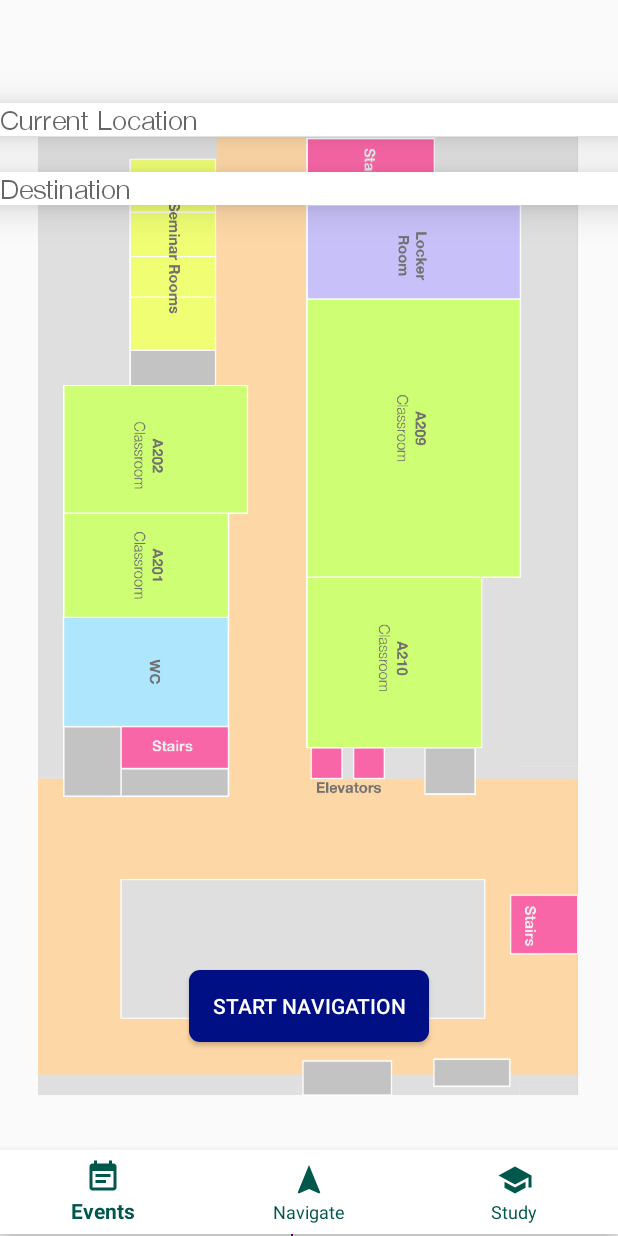
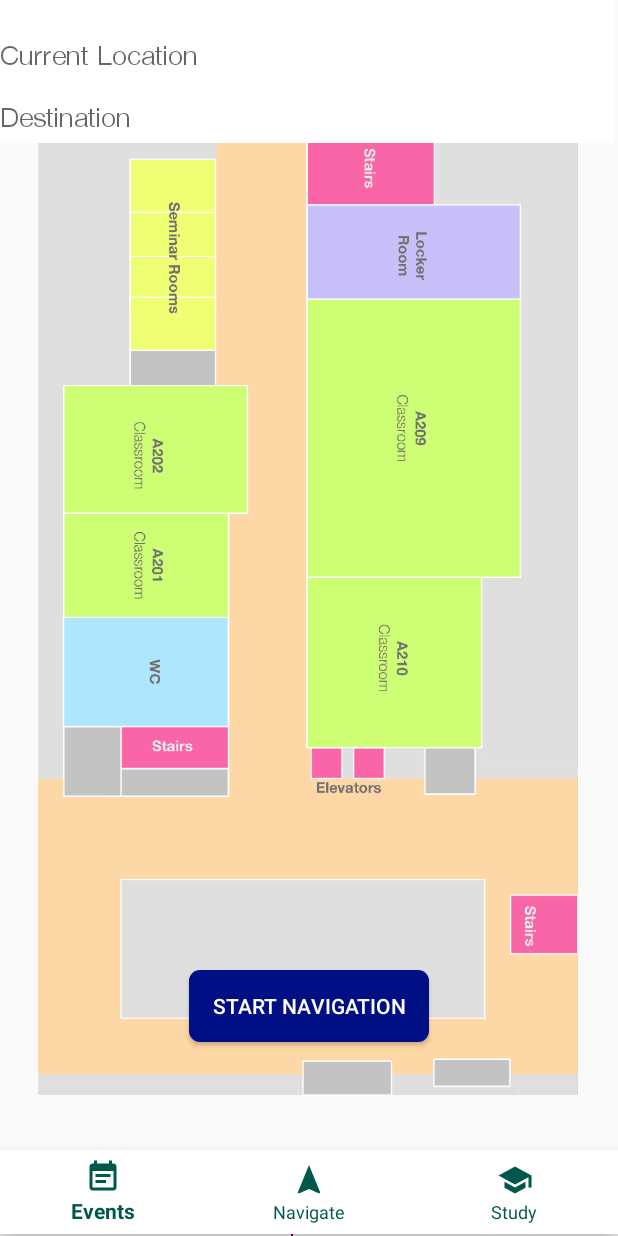
Before and after one commit to ojan2021/mapversity, an Android app: the NavScreen screen opened directly, with no data from a screen before it, on a phone screen of 412 x 824 dp. Run offline under Robolectric (Android 15) with nearby library versions, the light colour scheme and no system bars; libraries missing offline, so code that uses them is left out: com.github.chrisbanes.photoview; plain views replace PhotoView; 2 statements that could not run were skipped.

Commit message:
UI bug in the Navigation Screen fixed

```diff
--- a/app/src/main/java/com/example/mapversitydemo/NavScreen.java
+++ b/app/src/main/java/com/example/mapversitydemo/NavScreen.java
@@ -60,6 +60,8 @@ public class NavScreen extends Fragment {
         final ImageView path2 = view.findViewById(R.id.path2);
         path2.setVisibility(View.INVISIBLE);
 
+        final View pathChooser = view.findViewById(R.id.pathChooser);
+        pathChooser.setVisibility(View.VISIBLE);
 
         final Button startNavButton = view.findViewById(R.id.startNavigationButton);
         startNavButton.setOnClickListener(new View.OnClickListener()
@@ -74,8 +76,8 @@ public class NavScreen extends Fragment {
                 path1.setVisibility(View.VISIBLE);
                 path2.setVisibility(View.VISIBLE);
 
-                destPointView.setVisibility(View.INVISIBLE);
-                srcPointView.setVisibility(View.INVISIBLE);
+                pathChooser.setVisibility(View.INVISIBLE);
+
 
                 startNavButton.setVisibility(View.INVISIBLE);
             }
--- a/app/src/main/res/layout/fragment_navigation.xml
+++ b/app/src/main/res/layout/fragment_navigation.xml
@@ -31,34 +31,6 @@
         app:layout_constraintHorizontal_bias="0.47"
         app:layout_constraintStart_toStartOf="parent"
         app:srcCompat="@drawable/path" />
-
-    <AutoCompleteTextView
-        android:id="@+id/SourcePointText"
-        android:layout_width="match_parent"
-        android:layout_height="wrap_content"
-        android:background="@color/cardview_light_background"
-        android:completionThreshold="1"
-        android:fontFamily="@font/helvetica_neue_light"
-        android:hint="Current Location"
-        android:elevation="15dp"
-        app:layout_constraintBottom_toBottomOf="parent"
-        app:layout_constraintTop_toTopOf="parent"
-        app:layout_constraintVertical_bias="0.086"
-        tools:layout_editor_absoluteX="16dp" />
-
-    <AutoCompleteTextView
-        android:id="@+id/DestinationPointText"
-        android:layout_width="match_parent"
-        android:layout_height="wrap_content"
-        android:background="@color/cardview_light_background"
-        android:completionThreshold="1"
-        android:fontFamily="@font/helvetica_neue_light"
-        android:hint="Destination"
-        android:elevation="15dp"
-        app:layout_constraintBottom_toBottomOf="parent"
-        app:layout_constraintTop_toTopOf="parent"
-        app:layout_constraintVertical_bias="0.143"
-        tools:layout_editor_absoluteX="0dp" />
 
     <Button
         android:id="@+id/startNavigationButton"
@@ -137,4 +109,16 @@
         app:layout_constraintTop_toTopOf="parent"
         app:layout_constraintVertical_bias="0.692"
         app:srcCompat="@drawable/path3" />
+
+    <include
+        android:id="@+id/pathChooser"
+        layout="@layout/path_chooser"
+        android:layout_width="410dp"
+        android:layout_height="95dp"
+        app:layout_constraintBottom_toBottomOf="parent"
+        app:layout_constraintEnd_toEndOf="parent"
+        app:layout_constraintHorizontal_bias="0.0"
+        app:layout_constraintStart_toStartOf="parent"
+        app:layout_constraintTop_toTopOf="parent"
+        app:layout_constraintVertical_bias="0.0" />
 </androidx.constraintlayout.widget.ConstraintLayout>
--- /dev/null
+++ b/app/src/main/res/layout/path_chooser.xml
@@ -0,0 +1,40 @@
+<?xml version="1.0" encoding="utf-8"?>
+<androidx.constraintlayout.widget.ConstraintLayout
+    xmlns:android="http://schemas.android.com/apk/res/android"
+    xmlns:app="http://schemas.android.com/apk/res-auto"
+    xmlns:tools="http://schemas.android.com/tools"
+    android:background="@color/cardview_light_background"
+    android:layout_width="match_parent"
+    android:layout_height="120dp">
+
+    <AutoCompleteTextView
+        android:id="@+id/SourcePointText"
+        android:layout_width="match_parent"
+        android:layout_height="wrap_content"
+        android:background="@color/cardview_light_background"
+        android:completionThreshold="1"
+        android:fontFamily="@font/helvetica_neue_light"
+        android:hint="Current Location"
+        app:layout_constraintBottom_toBottomOf="parent"
+        app:layout_constraintEnd_toEndOf="parent"
+        app:layout_constraintHorizontal_bias="0.0"
+        app:layout_constraintStart_toStartOf="parent"
+        app:layout_constraintTop_toTopOf="parent"
+        app:layout_constraintVertical_bias="0.347" />
+
+    <AutoCompleteTextView
+        android:id="@+id/DestinationPointText"
+        android:layout_width="match_parent"
+        android:layout_height="wrap_content"
+        android:background="@color/cardview_light_background"
+        android:completionThreshold="1"
+        android:fontFamily="@font/helvetica_neue_light"
+        android:hint="Destination"
+        app:layout_constraintBottom_toBottomOf="parent"
+        app:layout_constraintEnd_toEndOf="parent"
+        app:layout_constraintHorizontal_bias="0.0"
+        app:layout_constraintStart_toStartOf="parent"
+        app:layout_constraintTop_toTopOf="parent"
+        app:layout_constraintVertical_bias="0.906" />
+
+</androidx.constraintlayout.widget.ConstraintLayout>
```
Also changed, not shown: 65 other files.
